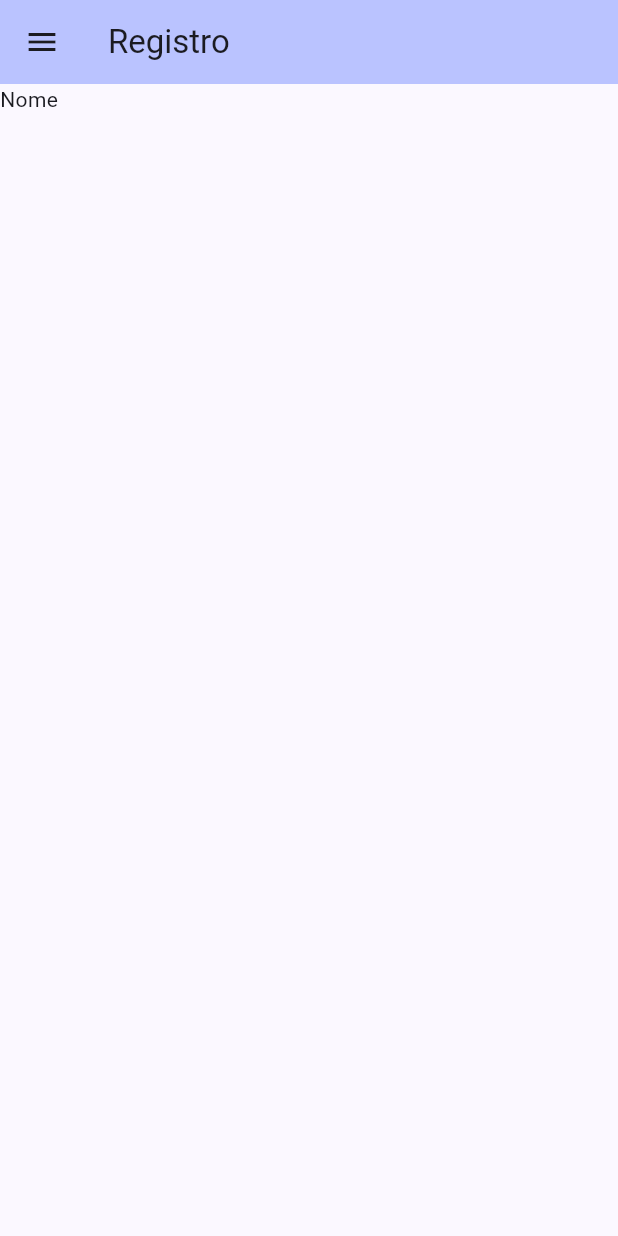
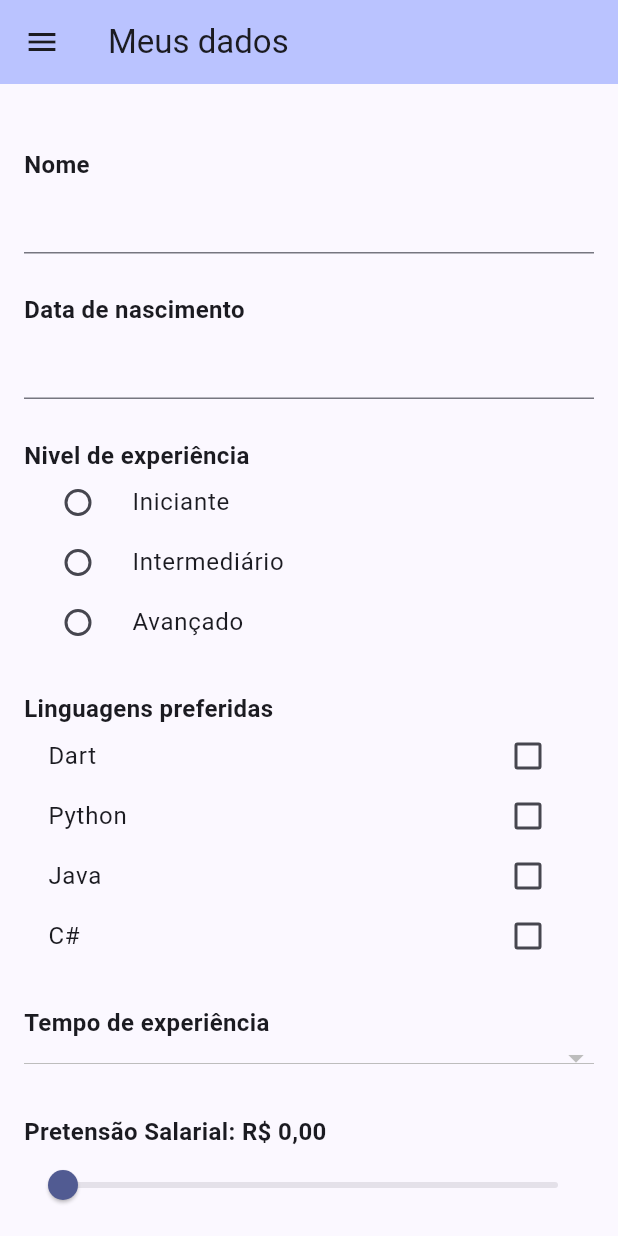
Before and after one commit to ricardoluz/dio-flutter, a Flutter app: the RegistrationDataScreen screen opened by its route, on a phone screen of 412 x 824 dp. Run offline on Flutter 3.47's test engine with Material 3 defaults, Android fonts, the phone set to English and light mode, and no system bars.

Commit message:
Addition of:  - RadioListTitle,  - CheckBoxListTile,  - Slider  - DropDownButtom (start)
Simulated use of repositories.

Addition of the intl library.

```diff
--- a/lib/my_app.dart
+++ b/lib/my_app.dart
@@ -1,4 +1,4 @@
-import 'package:dio_flutter_study/screens/registrationData_screen.dart';
+import 'package:dio_flutter_study/screens/registration_data_screen.dart';
 import 'package:flutter/material.dart';
 
 import 'screens/home_screen.dart';
@@ -21,10 +21,7 @@ class MyApp extends StatelessWidget {
           "home": (context) => const MyHomePage(
                 title: 'DIO Flutter Study | Home Page',
               ),
-          "registration": (context) => const RegistrationDataScreen(
-                title: "Registro",
-                data: [],
-              ),
+          "registration": (context) => const RegistrationDataScreen(),
         },
       ),
     );
--- /dev/null
+++ b/lib/repositories/language_repository.dart
@@ -0,0 +1,5 @@
+class LanguageRepository {
+  List<String> returnLanguages() {
+    return ["Dart", "Python", "Java", "C#"];
+  }
+}
--- /dev/null
+++ b/lib/repositories/level_repository.dart
@@ -0,0 +1,5 @@
+class LevelRepository {
+  List<String> returnLevels() {
+    return ["Iniciante", "Intermediário", "Avançado"];
+  }
+}
--- a/lib/screens/registrationData_screen.dart
+++ /dev/null
@@ -1,24 +0,0 @@
-import 'package:dio_flutter_study/widgets/custom_AppBar.dart';
-import 'package:flutter/material.dart';
-
-class RegistrationDataScreen extends StatelessWidget {
-  final String title;
-  final List<String> data;
-
-  const RegistrationDataScreen({
-    super.key,
-    required this.title,
-    required this.data,
-  });
-
-  @override
-  Widget build(BuildContext context) {
-    return const Scaffold(
-      appBar: CustomAppbar(title: "Registro"),
-      drawer: CustomDrawer(),
-      body: Column(
-        children: [Text("Nome")],
-      ),
-    );
-  }
-}
--- /dev/null
+++ b/lib/screens/registration_data_screen.dart
@@ -0,0 +1,154 @@
+import 'package:dio_flutter_study/repositories/language_repository.dart';
+import 'package:dio_flutter_study/repositories/level_repository.dart';
+import 'package:dio_flutter_study/widgets/custom_AppBar.dart';
+import 'package:flutter/material.dart';
+import 'package:intl/intl.dart';
+
+class RegistrationDataScreen extends StatefulWidget {
+  const RegistrationDataScreen({super.key});
+
+  @override
+  State<RegistrationDataScreen> createState() => _RegistrationDataScreenState();
+}
+
+class _RegistrationDataScreenState extends State<RegistrationDataScreen> {
+  var f = NumberFormat("###,##0.00#", "pt_BR");
+
+  //
+  TextEditingController nomeController = TextEditingController(text: "");
+  TextEditingController dtNascimentoController =
+      TextEditingController(text: "");
+
+  //
+  LevelRepository levelRepository = LevelRepository();
+  List levels = [];
+  String levelChoice = "";
+
+  //
+  LanguageRepository languageRepository = LanguageRepository();
+  List languages = [];
+  List preferredLanguages = [];
+
+  //
+  double targetSalary = 0.0;
+
+  get items{ return null;}
+
+  @override
+  void initState() {
+    levels = levelRepository.returnLevels();
+    languages = languageRepository.returnLanguages();
+    super.initState();
+  }
+
+  //
+  Container returnText(String text) {
+    return Container(
+      margin: const EdgeInsets.only(top: 26.0),
+      child: Text(
+        text,
+        style: const TextStyle(
+          fontSize: 16.0,
+          fontWeight: FontWeight.w700,
+        ),
+      ),
+    );
+  }
+
+  @override
+  Widget build(BuildContext context) {
+    return Scaffold(
+      appBar: const CustomAppbar(title: "Meus dados"),
+      drawer: const CustomDrawer(),
+      body: Padding(
+        padding: const EdgeInsets.symmetric(vertical: 16.0, horizontal: 16.0),
+        child: ListView(
+          children: <Widget>[
+            returnText("Nome"),
+            TextField(
+              controller: nomeController,
+            ),
+            returnText("Data de nascimento"),
+            TextField(
+              readOnly: true,
+              controller: dtNascimentoController,
+              onTap: () async {
+                DateTime? dateChoice = await showDatePicker(
+                  context: context,
+                  initialDate: DateTime.timestamp(),
+                  firstDate: DateTime(1900, 1, 1),
+                  lastDate: DateTime(2300, 12, 31),
+                );
+                if (dateChoice != null) {
+                  dtNascimentoController.text = dateChoice.toString();
+                }
+              },
+            ),
+            returnText("Nivel de experiência"),
+            Column(
+              children: levels
+                  .map((e) => RadioListTile(
+                        visualDensity: const VisualDensity(vertical: -4.0),
+                        // dense: false,
+                        value: e,
+                        title: Text(e),
+                        groupValue: levelChoice,
+                        selected: levelChoice == e,
+                        onChanged: (value) {
+                          setState(() {
+                            levelChoice = value;
+                          });
+                        },
+                      ))
+                  .toList(),
+            ),
+            returnText("Linguagens preferidas"),
+            Column(
+              children: languages
+                  .map(
+                    (language) => CheckboxListTile(
+                      visualDensity: const VisualDensity(vertical: -4.0),
+                      value: preferredLanguages.contains(language),
+                      title: Text(language),
+                      onChanged: (value) {
+                        if (value!) {
+                          preferredLanguages.add(language);
+                        } else {
+                          preferredLanguages.remove(language);
+                        }
+                        setState(() {
+                          //Resfresh screen
+                        });
+                      },
+                    ),
+                  )
+                  .toList(),
+            ),
+            returnText("Tempo de experiência"),
+            DropdownButton(
+              items: items,
+              onChanged: (value) {},
+              isExpanded: true,
+            ),
+            returnText("Pretensão Salarial: R\$ ${f.format(targetSalary)}"),
+            Slider(
+                value: targetSalary,
+                min: 0.00,
+                max: 30000.00,
+                label: targetSalary.toString(),
+                divisions: 30000,
+                onChanged: (value) {
+                  setState(() => targetSalary = value);
+                }),
+            TextButton(
+              onPressed: () {
+                debugPrint(nomeController.text);
+              },
+              child: const Text("Salvar"),
+            ),
+          ],
+        ),
+      ),
+    );
+  }
+}
--- a/pubspec.yaml
+++ b/pubspec.yaml
@@ -35,6 +35,7 @@ dependencies:
   # The following adds the Cupertino Icons font to your application.
   # Use with the CupertinoIcons class for iOS style icons.
   cupertino_icons: ^1.0.2
+  intl: ^0.18.1
 
 dev_dependencies:
   flutter_test:
```
Also changed, not shown: pubspec.lock.
